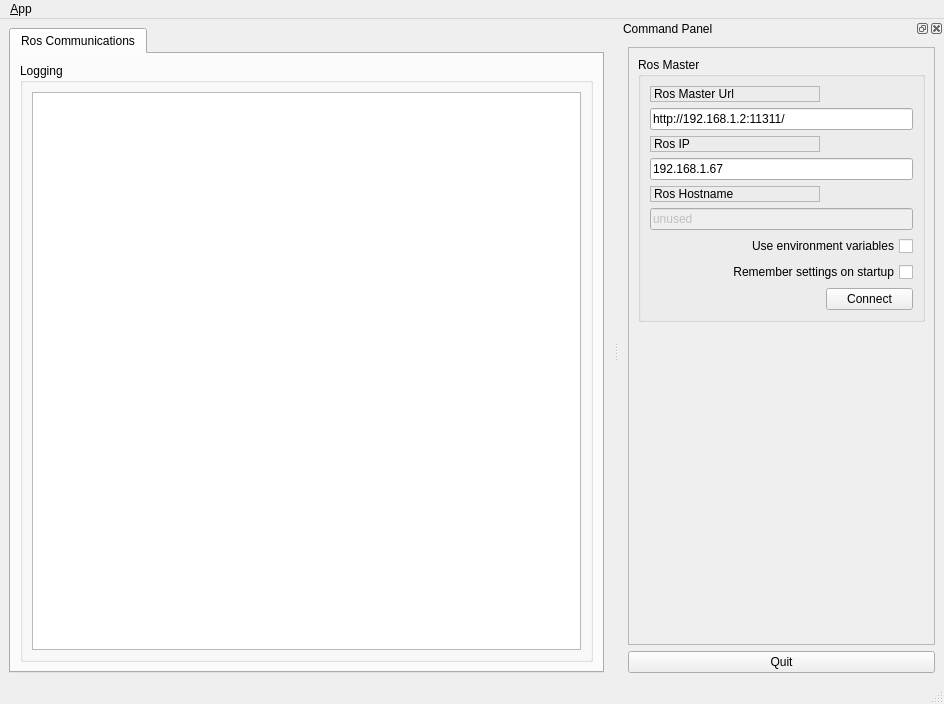
Before: the Qt Designer form montibot-ros-pkg/monti_gui/ui/main_window.ui in mikejanov/NU-electric-canary, drawn with Qt 5.
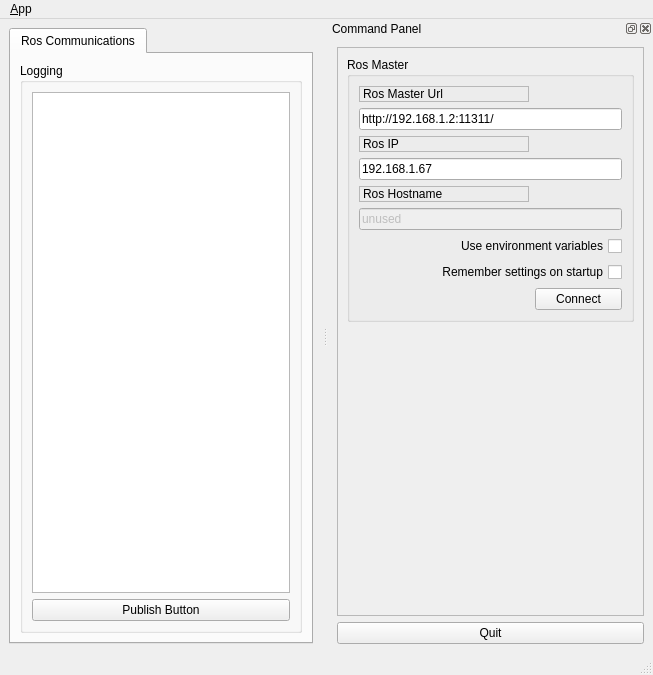
After: the same form once the commit is applied. Icons and pictures are not drawn.

Diff of the .ui file:
```diff
--- a/montibot-ros-pkg/monti_gui/ui/main_window.ui
+++ b/montibot-ros-pkg/monti_gui/ui/main_window.ui
@@ -6,8 +6,8 @@
    <rect>
     <x>0</x>
     <y>0</y>
-    <width>944</width>
-    <height>704</height>
+    <width>653</width>
+    <height>675</height>
    </rect>
   </property>
   <property name="windowTitle">
@@ -33,6 +33,12 @@
       <property name="locale">
        <locale language="English" country="Australia"/>
       </property>
+      <property name="tabPosition">
+       <enum>QTabWidget::North</enum>
+      </property>
+      <property name="tabShape">
+       <enum>QTabWidget::Rounded</enum>
+      </property>
       <property name="currentIndex">
        <number>0</number>
       </property>
@@ -56,6 +62,13 @@
            <item row="0" column="0">
             <widget class="QListView" name="view_logging"/>
            </item>
+           <item row="1" column="0">
+            <widget class="QPushButton" name="publishpushButton">
+             <property name="text">
+              <string>Publish Button</string>
+             </property>
+            </widget>
+           </item>
           </layout>
          </widget>
         </item>
@@ -70,8 +83,8 @@
     <rect>
      <x>0</x>
      <y>0</y>
-     <width>944</width>
-     <height>21</height>
+     <width>653</width>
+     <height>25</height>
     </rect>
    </property>
    <widget class="QMenu" name="menu_File">
@@ -98,7 +111,7 @@
    <property name="minimumSize">
     <size>
      <width>325</width>
-     <height>368</height>
+     <height>395</height>
     </size>
    </property>
    <property name="allowedAreas">
```
Left out of the diff: 24 changed lines with no effect on the pictures.
